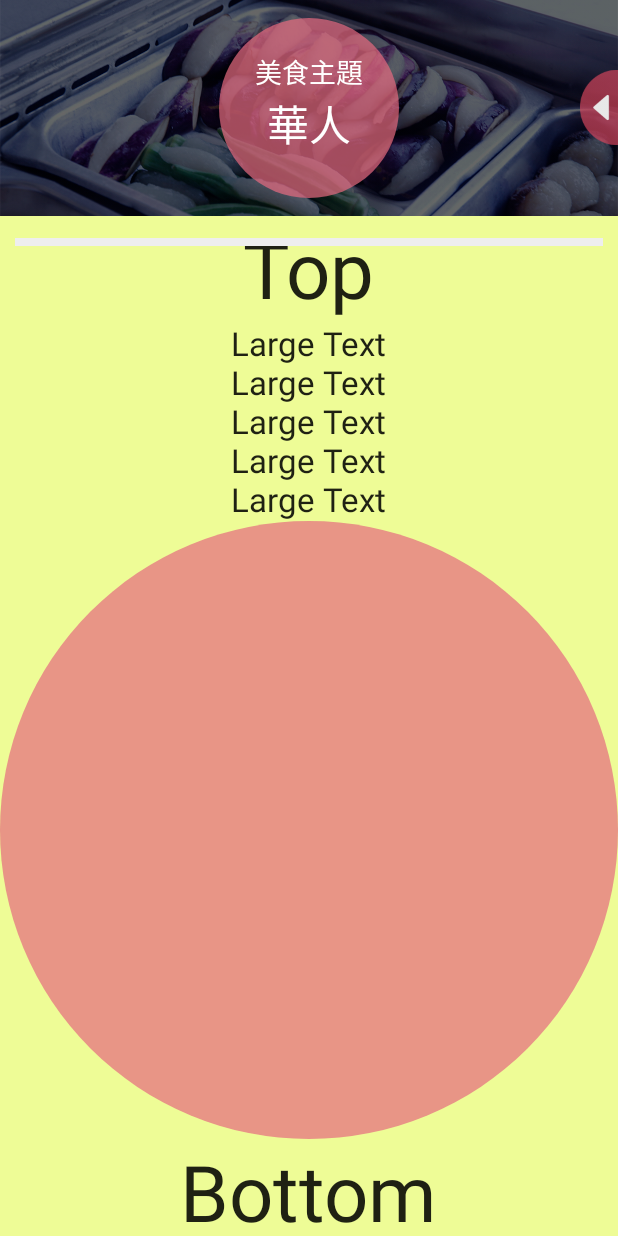
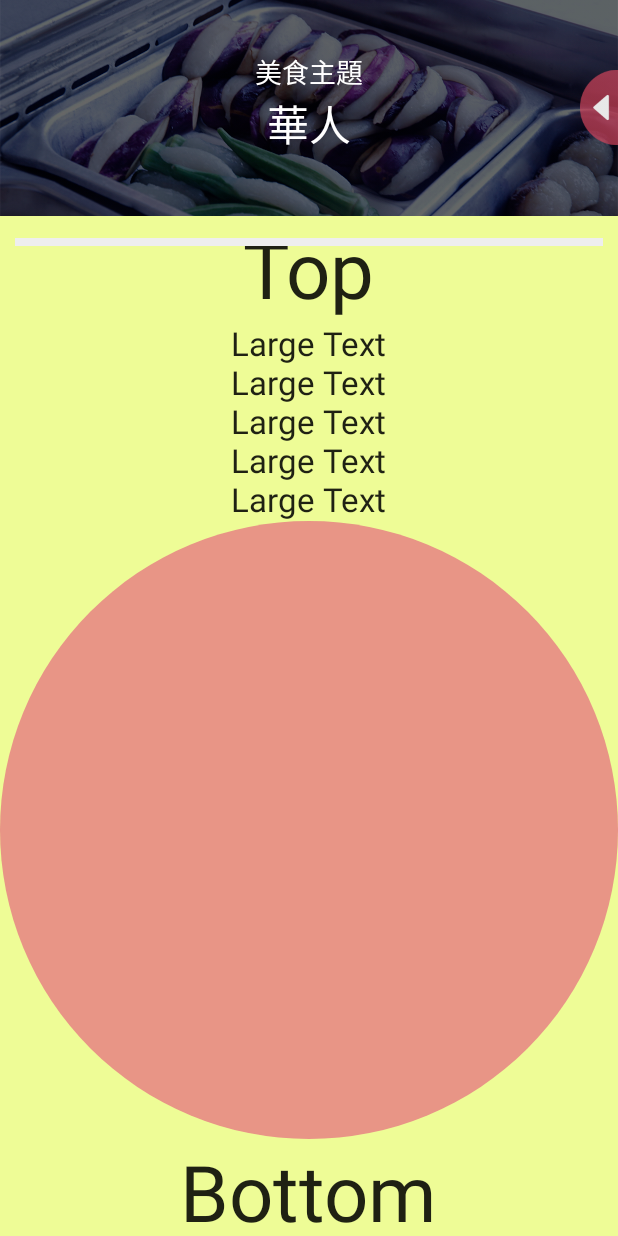
Before and after one commit to smithaptz/JonkerMalacca, an Android app: the screen it shows after launch (MainActivity), on a phone screen of 412 x 824 dp. Run offline under Robolectric (Android 15) with nearby library versions, the phone set to English and light mode, and no system bars; our stand-ins replace Picasso; libraries missing offline, so code that uses them is left out: com.daimajia.swipe; plain views replace SwipeLayout; pictures from the network do not load; 7 statements that could not run were skipped.

Commit message:
Fixed bugs

```diff
--- a/app/src/main/java/tw/edu/ntust/et/mit/jonkerstreetguide/ListFragment.java
+++ b/app/src/main/java/tw/edu/ntust/et/mit/jonkerstreetguide/ListFragment.java
@@ -12,6 +12,7 @@ import android.location.LocationManager;
 import android.net.Uri;
 import android.os.Bundle;
 import android.support.v4.app.Fragment;
+import android.util.TypedValue;
 import android.view.LayoutInflater;
 import android.view.MotionEvent;
 import android.view.View;
@@ -53,6 +54,8 @@ public class ListFragment extends Fragment implements LocationListener,
     public static final int PAGE_POSITION_MIDDLE = 2;
     public static final int PAGE_POSITION_RIGHT = 3;
 
+    private static final int PULL_DOWN_THRESHOLD_LENGTH = 125;
+
     private String mTitle;
     private String mSubtitle;
     private int mQueryType = -1;
@@ -62,6 +65,8 @@ public class ListFragment extends Fragment implements LocationListener,
     private int touchDownY;
     private boolean onPullDown;
 
+    private TextView mTitleTxtView;
+    private TextView mSubtitleTxtView;
 
     private LocationManager mLocationManager;
     private String mProvider;
@@ -73,6 +78,7 @@ public class ListFragment extends Fragment implements LocationListener,
 
     private SwipeLayout mSwipeView;
 
+
     private List<InfoData> mInfos;
 
     public ListFragment() {
@@ -82,12 +88,14 @@ public class ListFragment extends Fragment implements LocationListener,
     @Override
     public void onResume() {
         super.onResume();
+        System.out.println("=============onResume================");
         mLocationManager.requestLocationUpdates(mProvider, 10000, 0, this);
     }
 
     @Override
     public void onPause() {
         super.onPause();
+        System.out.println("=============onPause==============");
         mLocationManager.removeUpdates(this);
     }
 
@@ -105,7 +113,7 @@ public class ListFragment extends Fragment implements LocationListener,
                              Bundle savedInstanceState) {
         System.out.println("--------------------------onCreateView");
 
-        if(getArguments() != null) {
+        if (getArguments() != null) {
             Bundle args = getArguments();
             mTitle = args.getString(ARG_TITLE);
             mSubtitle = args.getString(ARG_SUBTITLE);
@@ -114,8 +122,12 @@ public class ListFragment extends Fragment implements LocationListener,
         }
 
         View rootView = inflater.inflate(R.layout.fragment_list, container, false);
-        ((TextView) rootView.findViewById(R.id.list_section_title)).setText(mTitle);
-        ((TextView) rootView.findViewById(R.id.list_subsection_title)).setText(mSubtitle);
+
+        mTitleTxtView = (TextView) rootView.findViewById(R.id.list_section_title);
+        mSubtitleTxtView = (TextView) rootView.findViewById(R.id.list_subsection_title);
+
+        mTitleTxtView.setText(mTitle);
+        mSubtitleTxtView.setText(mSubtitle);
 
         rootView.findViewById(R.id.list_right_button).setVisibility((
                 mPagePositionType == PAGE_POSITION_LEFT ||
@@ -126,7 +138,6 @@ public class ListFragment extends Fragment implements LocationListener,
                 mPagePositionType == PAGE_POSITION_RIGHT ||
                         mPagePositionType == PAGE_POSITION_MIDDLE) ?
                 View.VISIBLE : View.GONE);
-
 
         mListView = (ListView) rootView.findViewById(R.id.list_items);
         mListView.setVerticalScrollBarEnabled(false);
@@ -149,6 +160,7 @@ public class ListFragment extends Fragment implements LocationListener,
         mSwipeView =  (SwipeLayout) rootView.findViewById(R.id.list_swipe_layout);
         mSwipeView.setShowMode(SwipeLayout.ShowMode.PullOut);
         mSwipeView.setDragEdge(SwipeLayout.DragEdge.Top);
+        mSwipeView.addSwipeListener(mSwipeListener);
 
         ((ViewGroup) rootView.findViewById(R.id.list_swipe_wrapper))
                 .addView(inflater.inflate(R.layout.test, null, false));
@@ -197,12 +209,12 @@ public class ListFragment extends Fragment implements LocationListener,
         ArrayList<String> photoUrls = new ArrayList<String>();
         ArrayList<String> photoDescriptions = new ArrayList<String>();
 
-        for(PhotoData photoData : item.getPhotos()) {
+        for (PhotoData photoData : item.getPhotos()) {
             photoUrls.add(photoData.getUrl());
             String description;
-            if("zh_TW".equals(language) || "zh_HK".equals(language)) {
+            if ("zh_TW".equals(language) || "zh_HK".equals(language)) {
                 description = photoData.getDescriptionCht();
-            } else if("zh_CN".equals(language) || "zh_SG".equals(language)) {
+            } else if ("zh_CN".equals(language) || "zh_SG".equals(language)) {
                 description = photoData.getDescriptionChs();
             } else {
                 description = photoData.getDescriptionEng();
@@ -251,26 +263,36 @@ public class ListFragment extends Fragment implements LocationListener,
     public boolean onTouch(View v, MotionEvent event) {
         boolean result = false;
 
-        if(event.getAction() == MotionEvent.ACTION_DOWN) {
+        if (event.getAction() == MotionEvent.ACTION_DOWN) {
             touchDownX = (int) event.getRawX();
             touchDownY = (int) event.getRawY();
         }
 
+        int dist = (int) event.getRawY() - touchDownY;
+
         if (mListView.getFirstVisiblePosition() == 0 &&
                 mListView.getChildAt(0).getTop() >= 0) {
-            mSwipeView.onTouchEvent(event);
-
-            int dist = (int) event.getRawY() - touchDownY;
+            onPullDown = true;
 
             if (event.getAction() == MotionEvent.ACTION_MOVE && dist > 0) {
                 result = true;
             } else if ((event.getAction() == MotionEvent.ACTION_CANCEL ||
                     event.getAction() == MotionEvent.ACTION_UP) &&
-                    dist > Utility.convertDpToPixel(100, getActivity())) {
+                    dist > Utility.convertDpToPixel(
+                            PULL_DOWN_THRESHOLD_LENGTH, getActivity())) {
                     mSwipeView.open();
             }
+        }
 
+        if (onPullDown) {
+            mSwipeView.onTouchEvent(event);
         }
+
+        if (event.getAction() == MotionEvent.ACTION_CANCEL ||
+                event.getAction() == MotionEvent.ACTION_UP) {
+            onPullDown = false;
+        }
+
         return result;
     }
 
@@ -309,24 +331,86 @@ public class ListFragment extends Fragment implements LocationListener,
         }
     };
 
+    private SwipeLayout.SwipeListener mSwipeListener =
+            new SwipeLayout.SwipeListener() {
+        private boolean mInitialized = false;
+        private int mDefaultTitleTxtSize;
+        private int mDefaultSubtitleTxtSize;
+
+        @Override
+        public void onUpdate(SwipeLayout layout, int leftOffset, int topOffset) {
+            float openRatio = (float) topOffset / layout.getMeasuredHeight();
+            setOpenRatio(openRatio);
+        }
+
+        @Override
+        public void onStartOpen(SwipeLayout swipeLayout) {
+            if (mInitialized) {
+                return;
+            }
+            mDefaultTitleTxtSize = (int) mTitleTxtView.getTextSize();
+            mDefaultSubtitleTxtSize = (int) mSubtitleTxtView.getTextSize();
+
+            mInitialized = true;
+        }
+
+        @Override
+        public void onOpen(SwipeLayout layout) {
+        }
+
+        @Override
+        public void onStartClose(SwipeLayout swipeLayout) {
+        }
+
+        @Override
+        public void onClose(SwipeLayout layout) {
+        }
+
+        @Override
+        public void onHandRelease(SwipeLayout layout, float xvel, float yvel) {
+
+            if (!mInitialized) {
+                return;
+            }
+
+            SwipeLayout.Status openStatus = layout.getOpenStatus();
+
+            if (SwipeLayout.Status.Open.equals(openStatus)) {
+                setOpenRatio(1.0f);
+            } else if (SwipeLayout.Status.Close.equals(openStatus)) {
+                setOpenRatio(0);
+            }
+        }
+
+        private void setOpenRatio(float ratio) {
+            mTitleTxtView.setTextSize(TypedValue.COMPLEX_UNIT_PX ,
+                    mDefaultTitleTxtSize * lerp(1.0f, 0, ratio));
+            mSubtitleTxtView.setTextSize(TypedValue.COMPLEX_UNIT_PX ,
+                    mDefaultSubtitleTxtSize * lerp(1.0f, 2.0f, ratio));
+        }
+
+        private float lerp(float x, float y, float ratio) {
+            return x * (1.0f - ratio) + y * ratio;
+        }
+    };
 
 
     private List<ListAdapter.Item> transToAdapterItems(List<InfoData> infos) {
         List<ListAdapter.Item> items = new ArrayList<ListAdapter.Item>();
-
-        for(InfoData infoData : infos) {
+        for (InfoData infoData : infos) {
             items.add(new ListAdapter.Item(infoData));
         }
 
         return items;
     }
 
+
     @Override
     public void onExpand(View itemView, int position) {
         ListAdapter.Item item = mAdapter.getItem(position);
         item.setExpandViewState(true);
 
-        if(item.getPhotos() == null) {
+        if (item.getPhotos() == null) {
             updatePhoto(item);
         }
 
--- a/app/src/main/java/tw/edu/ntust/et/mit/jonkerstreetguide/MainActivity.java
+++ b/app/src/main/java/tw/edu/ntust/et/mit/jonkerstreetguide/MainActivity.java
@@ -71,7 +71,7 @@ public class MainActivity extends FragmentActivity {
     }
 
     private void setTabWidgetStyle() {
-        for(int i = 0; i < mTabWidget.getChildCount(); i++) {
+        for (int i = 0; i < mTabWidget.getChildCount(); i++) {
             View v = mTabWidget.getChildAt(i);
             v.setBackgroundResource(R.drawable.tab_indicator);
         }
--- a/app/src/main/java/tw/edu/ntust/et/mit/jonkerstreetguide/component/GalleryAdapter.java
+++ b/app/src/main/java/tw/edu/ntust/et/mit/jonkerstreetguide/component/GalleryAdapter.java
@@ -54,7 +54,7 @@ public class GalleryAdapter extends FancyCoverFlowAdapter {
 
         System.out.println("-----------------getCoverFlowItem: " + position);
 
-        if(!getItem(position).equals(iv.getTag())) {
+        if (!getItem(position).equals(iv.getTag())) {
             iv.setTag(getItem(position));
 
             Picasso.with(mContext).load(getItem(position).getUrl())
@@ -75,7 +75,7 @@ public class GalleryAdapter extends FancyCoverFlowAdapter {
 
     @Override
     public int getCount() {
-        if(mPhotos == null) {
+        if (mPhotos == null) {
             return 0;
         }
 
@@ -84,7 +84,7 @@ public class GalleryAdapter extends FancyCoverFlowAdapter {
 
     @Override
     public PhotoData getItem(int position) {
-        if(mPhotos == null) {
+        if (mPhotos == null) {
             return null;
         }
 
--- a/app/src/main/java/tw/edu/ntust/et/mit/jonkerstreetguide/model/InfoData.java
+++ b/app/src/main/java/tw/edu/ntust/et/mit/jonkerstreetguide/model/InfoData.java
@@ -67,7 +67,7 @@ public class InfoData {
         ParseGeoPoint geoPoint =  mParseObject.getParseGeoPoint(LOCATION);
         Location location = new Location(getName());
 
-        if(geoPoint != null) {
+        if (geoPoint != null) {
             location.setLatitude(geoPoint.getLatitude());
             location.setLongitude(geoPoint.getLongitude());
         }
@@ -98,7 +98,7 @@ public class InfoData {
 
     public static List<InfoData> adaptParseObjects(List<ParseObject> parseObjects) {
         List<InfoData> list = new ArrayList<InfoData>();
-        for(ParseObject parseObject : parseObjects) {
+        for (ParseObject parseObject : parseObjects) {
             list.add(new InfoData(parseObject));
         }
 
--- a/app/src/main/java/tw/edu/ntust/et/mit/jonkerstreetguide/model/PhotoData.java
+++ b/app/src/main/java/tw/edu/ntust/et/mit/jonkerstreetguide/model/PhotoData.java
@@ -42,7 +42,7 @@ public class PhotoData {
 
     public static List<PhotoData> adaptParseObjects(List<ParseObject> parseObjects) {
         List<PhotoData> list = new ArrayList<PhotoData>();
-        for(ParseObject parseObject : parseObjects) {
+        for (ParseObject parseObject : parseObjects) {
             list.add(new PhotoData(parseObject));
         }
 
--- a/app/src/main/res/layout/fragment_list.xml
+++ b/app/src/main/res/layout/fragment_list.xml
@@ -22,14 +22,13 @@
 
         <LinearLayout
             android:orientation="vertical"
-            android:layout_width="120dp"
-            android:layout_height="120dp"
+            android:layout_width="wrap_content"
+            android:layout_height="wrap_content"
             android:gravity="center"
             android:layout_alignParentEnd="false"
             android:layout_alignParentStart="false"
             android:layout_alignParentTop="false"
-            android:layout_centerInParent="true"
-            android:background="@drawable/shape_circle">
+            android:layout_centerInParent="true">
 
             <TextView
                 android:layout_width="wrap_content"
@@ -41,7 +40,7 @@
                 android:layout_marginTop="6dp" />
 
             <TextView
-                android:layout_width="120dp"
+                android:layout_width="wrap_content"
                 android:layout_height="wrap_content"
                 android:text="峇峇娘惹"
                 android:id="@+id/list_subsection_title"
```
Also changed, not shown: app/src/main/java/tw/edu/ntust/et/mit/jonkerstreetguide/ImageViewerFragment.java (+4 -4 lines), app/src/main/java/tw/edu/ntust/et/mit/jonkerstreetguide/component/ListAdapter.java (+4 -4 lines).
